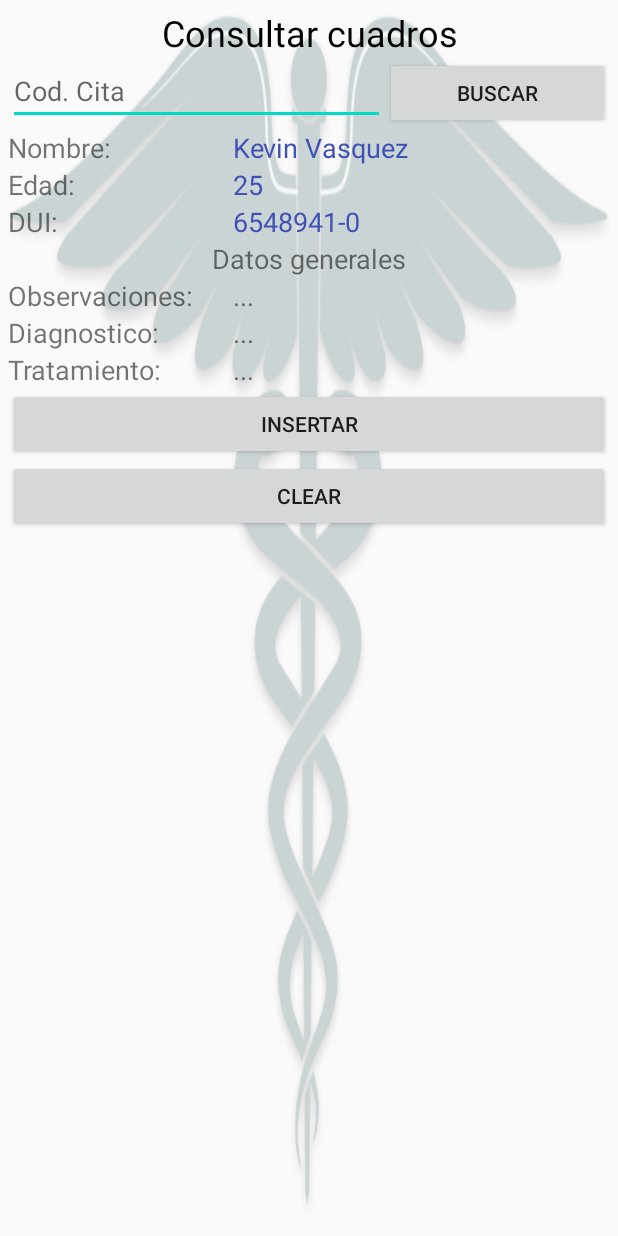
After one commit to AndresKenichi/PruebaNavegacion, an Android app: the fragment lbRealizarExamen shown on its own in the app's theme, on a phone screen of 412 x 824 dp. The commit adds this screen. Run offline under Robolectric (Android 15) with nearby library versions, the phone set to English and light mode, and no system bars.

Commit message:
Insertamos datos en algunas tablas

```diff
--- a/app/src/main/java/com/example/pruebanavegacion/MainActivity.java
+++ b/app/src/main/java/com/example/pruebanavegacion/MainActivity.java
@@ -43,19 +43,16 @@ public class MainActivity extends AppCompatActivity {
         Cursor l =  validacionPacientes();
         Cursor mm = validacionUsuarios();
 
-        insertarUsuario();
-        insertarLugares();
-        insertarPacientes();
-        insertarArea();
 
 
-        /*if(k.getCount()>0){
+
+        if(k.getCount()>0){
 
             Toast.makeText(this,"TENEMOS DATOS LUGARES",Toast.LENGTH_LONG).show();
 
         }else{
 
-
+            insertarLugares();
 
         }
 
@@ -65,6 +62,9 @@ public class MainActivity extends AppCompatActivity {
 
         }else{
 
+            insertarPacientes();
+            insertarCitaGeneral();
+
         }
 
         if(mm.getCount()>0){
@@ -72,7 +72,7 @@ public class MainActivity extends AppCompatActivity {
 
         }else{
 
-
+            insertarUsuario();
 
         }
         if(h.getCount()>0){
@@ -80,9 +80,11 @@ public class MainActivity extends AppCompatActivity {
 
         }else{
 
-            insertarUsuario();
 
-        }*/
+            insertarArea();
+            insertarConsultas();
+
+        }
 
 
         tvRegistrese.setOnClickListener(new View.OnClickListener() {
@@ -207,8 +209,8 @@ public class MainActivity extends AppCompatActivity {
     public void insertarUsuario(){
         helper.abrir();
         String comandoL="INSERT INTO "+Utilidades.Tabla_Usuario+"("+Utilidades.Campo_Nombre+","+Utilidades.Campo_Correo+" ,"+Utilidades.Campo_Clave+", "+Utilidades.Campo_Tipo_User+", "+Utilidades.Campo_Especialidad+","+Utilidades.Campo_Nit+", "+Utilidades.Campo_Dui+","+Utilidades.Campo_Telefono+","+Utilidades.Campo_Fecha_Nac+","+Utilidades.Campo_Direccion+","+Utilidades.Campo_Estado+" ) " +
-                "values('Douglas Calderon','douglas@gmail.com','123','Laboratorio','Especialidad A','5899998-8','05384522-7','2298-8270','16/05/1997','Santa Ana','1'),('Kevin Vazques','kevin@gmail.com','123','Archivo','Especialidad X','4899997-8','05374522-7','2298-8270','16/05/1997','Cuscatlan','1'),('Isabel Ceron','isa@gmail.com','123','Doctor','Especialidad X','4899997-8','05374522-7','2298-8270','16/05/1997','Cuscatlan','1')," +
-                "('Pascacio Calderon','pasca@gmail.com','123','Administrador','Especialidad A','5899998-8','05384522-7','2298-8270','16/05/1997','Santa Ana','1')";
+                "values('Douglas Calderon','douglas@gmail.com','123','Laboratorio','Cardiologo','5899998-8','05384522-7','2298-8270','16/05/1997','Santa Ana','1'),('Kevin Vazques','kevin@gmail.com','123','Archivo','Anesteciologo','4899997-8','05374522-7','2298-8270','16/05/1997','Cuscatlan','1'),('Isabel Ceron','isa@gmail.com','123','Doctor','Cirujano','4899997-8','05374522-7','2298-8270','16/05/1997','Cuscatlan','1')," +
+                "('Pascacio Calderon','pasca@gmail.com','123','Administrador','Anesteciologo','5899998-8','05384522-7','2298-8270','16/05/1997','Santa Ana','1')";
 
         helper.getWritableDatabase().execSQL(comandoL);
     }
@@ -235,6 +237,26 @@ public class MainActivity extends AppCompatActivity {
         helper.getWritableDatabase().execSQL(comandoL);
 
     }
+
+    public void insertarCitaGeneral(){
+        helper.abrir();
+        String comandoCG="INSERT INTO "+Utilidades.Tabla_Cita_General+"("+Utilidades.Campo_IdPaciente_G+","+Utilidades.Campo_IdUsuarios_G+", "+Utilidades.Campo_Fecha_G+", "+Utilidades.Campo_Hora_G+", "+Utilidades.Campo_Estado_G+" ) " +
+                "values('1','3','24/11/2020','14:00','1'),('2','3','24/11/2020','15:00','1'),('3','3','24/11/2020','16:00','1'),('4','3','24/11/2020','16:30','1')";
+        helper.getWritableDatabase().execSQL(comandoCG);
+
+    }
+
+    public void insertarConsultas(){
+        helper.abrir();
+        String comando="INSERT INTO "+Utilidades.Tabla_Consultas+"("+Utilidades.Campo_IdCitas+","+Utilidades.Campo_Presion+", "+Utilidades.Campo_Respiraciones+", "+Utilidades.Campo_Diagnostico+", "+Utilidades.Campo_idMedicamento+", "+Utilidades.Campo_Indicaciones+","+Utilidades.Campo_Fecha_Con+","+Utilidades.Campo_TratamientoC+" ) " +
+                "values('1','120','12','Presion y respiracion normal temperatura elevada','1','No realizar actividades fisicas exigentes','24/11/2020','Acetaminofen')," +
+                "('2','150','12','Presion elevada y temperatura elevada','1','Guardar reposo','24/11/2020','Vasotec')," +
+                "('3','120','12','Presion, respiracion y temperatura alta','1','Posible caso de dengue','24/11/2020','Acetaminofen')";
+
+        helper.getWritableDatabase().execSQL(comando);
+
+    }
+
     public Cursor validacionArea(){
 
         helper.abrir();
--- /dev/null
+++ b/app/src/main/java/com/example/pruebanavegacion/ui_Laboratorio/lbRealizarExamen.java
@@ -0,0 +1,221 @@
+package com.example.pruebanavegacion.ui_Laboratorio;
+
+import android.database.Cursor;
+import android.database.SQLException;
+import android.os.Bundle;
+import android.view.LayoutInflater;
+import android.view.View;
+import android.view.ViewGroup;
+import android.widget.Button;
+import android.widget.EditText;
+import android.widget.TextView;
+import android.widget.Toast;
+
+import androidx.annotation.NonNull;
+import androidx.annotation.Nullable;
+import androidx.fragment.app.Fragment;
+
+import com.example.pruebanavegacion.R;
+
+import BaseHospital.DatosConexion;
+import BaseHospital.Sqlite_Base;
+import Utilidades.Utilidades;
+
+/**
+ * A simple {@link Fragment} subclass.
+ * Use the {@link lbRealizarExamen#newInstance} factory method to
+ * create an instance of this fragment.
+ */
+public class lbRealizarExamen extends Fragment {
+
+  EditText edtNumCuadro;
+  TextView txtNombrePaciente,txtEdadPaciente,txtDuiPaciente,txtObservacionesP,txtDiagnosticoP,txtTratamientoP;
+  Button btnInsertarCuadros,btnBuscarCuadro,btnLimpiar;
+
+    // TODO: Rename parameter arguments, choose names that match
+    // the fragment initialization parameters, e.g. ARG_ITEM_NUMBER
+    private static final String ARG_PARAM1 = "param1";
+    private static final String ARG_PARAM2 = "param2";
+
+
+
+    // TODO: Rename and change types of parameters
+    private String mParam1;
+    private String mParam2;
+
+    public lbRealizarExamen() {
+        // Required empty public constructor
+    }
+
+    /**
+     * Use this factory method to create a new instance of
+     * this fragment using the provided parameters.
+     *
+     * @param param1 Parameter 1.
+     * @param param2 Parameter 2.
+     * @return A new instance of fragment lbCuadrosFragment.
+     */
+    // TODO: Rename and change types and number of parameters
+    public static lbRealizarExamen newInstance(String param1, String param2) {
+        lbRealizarExamen fragment = new lbRealizarExamen();
+        Bundle args = new Bundle();
+        args.putString(ARG_PARAM1, param1);
+        args.putString(ARG_PARAM2, param2);
+        fragment.setArguments(args);
+        return fragment;
+    }
+
+    @Override
+    public void onCreate(Bundle savedInstanceState) {
+        super.onCreate(savedInstanceState);
+        if (getArguments() != null) {
+            mParam1 = getArguments().getString(ARG_PARAM1);
+            mParam2 = getArguments().getString(ARG_PARAM2);
+        }
+    }
+
+    @Override
+    public View onCreateView(LayoutInflater inflater, ViewGroup container,
+                             Bundle savedInstanceState) {
+        // Inflate the layout for this fragment
+        return inflater.inflate(R.layout.lb_fragment_realizarexamen, container, false);
+    }
+
+    @Override
+    public void onViewCreated(@NonNull View view, @Nullable Bundle savedInstanceState) {
+        super.onViewCreated(view, savedInstanceState);
+
+
+
+        edtNumCuadro=view.findViewById(R.id.edtNumCuadro);
+        txtNombrePaciente=view.findViewById(R.id.txtNombrePaciente);
+        txtEdadPaciente=view.findViewById(R.id.txtEdadPaciente);
+        txtDuiPaciente=view.findViewById(R.id.txtDuiPaciente);
+        txtObservacionesP=view.findViewById(R.id.txtObservacionesP);
+        txtDiagnosticoP=view.findViewById(R.id.txtDiagnosticoP);
+        txtTratamientoP=view.findViewById(R.id.txtTratamientoP);
+        btnInsertarCuadros=view.findViewById(R.id.btnInsertarCuadros);
+        btnLimpiar=view.findViewById(R.id.btnLimpiar);
+        btnBuscarCuadro=view.findViewById(R.id.btnBuscarCuadro);
+
+        btnInsertarCuadros.setOnClickListener(new View.OnClickListener(){
+
+            @Override
+            public void onClick(View view) {
+
+              //Toast.makeText(getContext(),"Holiiii",Toast.LENGTH_SHORT).show();
+              InsertarCuadro();
+
+            }
+        });
+
+        btnBuscarCuadro.setOnClickListener(new View.OnClickListener(){
+
+            @Override
+            public void onClick(View view) {
+
+                edtNumCuadro.setError(null);
+                String numeroCuadro=edtNumCuadro.getText().toString().trim();
+                if(numeroCuadro.isEmpty()){
+                    //Primer error
+                    edtNumCuadro.setError("Deber ingresar No Cuadro");
+                    //Colocamos un focus
+                    edtNumCuadro.requestFocus();
+                    return;
+                }
+
+
+             Integer numeroC=Integer.parseInt(numeroCuadro);
+
+              try {
+             Cursor InfoConsulta= BuscarCuadronConsulta(numeroC);
+                if (InfoConsulta.getCount()>0){
+                   InfoConsulta.moveToFirst();
+                   String idCita=InfoConsulta.getString(0);
+                   String Fecha=InfoConsulta.getString(1);
+                   String Dui=InfoConsulta.getString(2);
+                   String indicaciones=InfoConsulta.getString(3);
+                   String Diagnostic=InfoConsulta.getString(4);
+                   String trata=InfoConsulta.getString(5);
+
+                   // Toast.makeText(getContext(),"hay existencias "+idCita,Toast.LENGTH_SHORT).show();
+                   txtNombrePaciente.setText(idCita);
+                   txtEdadPaciente.setText(Fecha);
+                   txtDuiPaciente.setText(Dui);
+                   txtObservacionesP.setText(indicaciones);
+                   txtDiagnosticoP.setText(Diagnostic);
+                   txtTratamientoP.setText(trata);
+
+
+                }else {
+                    Toast.makeText(getContext(),"No hay existencias",Toast.LENGTH_SHORT).show();
+                }
+
+                }
+                catch (SQLException e){
+                    e.printStackTrace();
+                }
+
+            }
+        });
+
+
+
+
+
+
+
+
+
+
+
+
+    }
+
+    public Cursor BuscarCuadronConsulta(Integer numero) throws SQLException {
+        Cursor cursorConsulta=null;
+
+        Sqlite_Base objCon=new Sqlite_Base(getContext(), DatosConexion.NOMBREBD,null,DatosConexion.VERSION);
+     //   cursorConsulta=objCon.getWritableDatabase().rawQuery("select * from "+ Utilidades.Tabla_Consultas+" where "+Utilidades.Campo_IdConsultas+" like "+numero+" ;",new String[]{});
+        cursorConsulta=objCon.getWritableDatabase().rawQuery("Select p.Nombre,p.Fecha,p.DUI, cn.Indicaciones,cn.Diagnostico,cn.Tratamiento from Pacientes p inner join Citas_Generales c on \n" +
+                "c.IdPaciente = p.IdPaciente inner join consultas cn on c.IdCita_G = cn.IdCita_G where cn.IdConsultas="+numero,new String[]{});
+        return  cursorConsulta;
+
+    }
+
+    private void InsertarCuadro() throws SQLException {
+
+        Sqlite_Base objCon=new Sqlite_Base(getContext(), DatosConexion.NOMBREBD,null,DatosConexion.VERSION);
+       objCon.abrir();
+
+        String comando="INSERT INTO "+Utilidades.Tabla_Consultas+"("+Utilidades.Campo_IdCitas+","+Utilidades.Campo_Presion+", "+Utilidades.Campo_Respiraciones+", "+Utilidades.Campo_Diagnostico+", "+Utilidades.Campo_idMedicamento+", "+Utilidades.Campo_Indicaciones+","+Utilidades.Campo_Fecha_Con+","+Utilidades.Campo_TratamientoC+" ) " +
+                "values('1','120','12','Presion y respiracion normal temperatura elevada','1','No realizar actividades fisicas exigentes','24/11/2020','Acetaminofen')";
+
+        objCon.getWritableDatabase().execSQL(comando);
+        Toast.makeText(getContext(),"Insert exitoso..",Toast.LENGTH_SHORT).show();
+        objCon.cerrar();
+
+        String comandoCG="INSERT INTO "+Utilidades.Tabla_Cita_General+"("+Utilidades.Campo_IdPaciente_G+","+Utilidades.Campo_IdUsuarios_G+", "+Utilidades.Campo_Fecha_G+", "+Utilidades.Campo_Hora_G+", "+Utilidades.Campo_Estado_G+" ) " +
+                "values('1','1','24/11/2020','14:00','1')";
+
+        objCon.getWritableDatabase().execSQL(comandoCG);
+        Toast.makeText(getContext(),"Insert exitoso..",Toast.LENGTH_SHORT).show();
+        objCon.cerrar();
+
+        String comandoP="INSERT INTO "+Utilidades.Tabla_Paciente+"("+Utilidades.Campo_Nombre_P+", "+Utilidades.Campo_Dui_P+", "+Utilidades.Campo_Nit_P+", "+Utilidades.Campo_Direccion_P+", "+Utilidades.Campo_Fecha_NacP+", "+Utilidades.Campo_Aseguradora+", "+Utilidades.Campo_Num_Afiliado+", "+Utilidades.Campo_Tipo_Sangre+", "+Utilidades.Campo_Peso+", "+Utilidades.Campo_Alergias+", "+Utilidades.Campo_Discapacidades+", "+Utilidades.Campo_Nombre_Emergencia+", "+Utilidades.Campo_Parentesco_Emergencia+", "+Utilidades.Campo_Telefono_Emergencia+" ) " +
+                "values('Cristian Nehemias','05384708-2','12555','San Salvador xxx','24/12/2000','Aseguradora x','22988245','Tipo A','75kg','No padece','No padece discapacidad','Juan Miguel','Padre','2498-0584')";
+
+        objCon.getWritableDatabase().execSQL(comandoP);
+        Toast.makeText(getContext(),"Insert exitoso..",Toast.LENGTH_SHORT).show();
+        objCon.cerrar();
+
+
+
+
+
+
+
+
+
+    }
+}
--- /dev/null
+++ b/app/src/main/res/layout/lb_fragment_realizarexamen.xml
@@ -0,0 +1,235 @@
+<?xml version="1.0" encoding="utf-8"?>
+<LinearLayout xmlns:android="http://schemas.android.com/apk/res/android"
+    xmlns:tools="http://schemas.android.com/tools"
+    android:layout_width="match_parent"
+    android:layout_height="match_parent"
+    android:orientation="vertical"
+    android:background="@drawable/logoshadow"
+    tools:context=".ui_Laboratorio.lbRealizarExamen">
+
+<ScrollView
+    android:layout_width="match_parent"
+    android:layout_height="wrap_content">
+
+    <LinearLayout
+        android:layout_width="match_parent"
+        android:layout_height="wrap_content"
+        android:orientation="vertical">
+
+        <LinearLayout
+            android:layout_width="match_parent"
+            android:layout_height="wrap_content"
+            android:orientation="vertical" >
+
+            <LinearLayout
+                android:layout_width="match_parent"
+                android:layout_height="match_parent"
+                android:layout_margin="5dp"
+                android:orientation="vertical">
+
+                <TextView
+                    android:id="@+id/textView41"
+                    android:layout_width="match_parent"
+                    android:layout_height="wrap_content"
+                    android:gravity="center"
+                    android:text="Consultar cuadros"
+                    android:textColor="#000"
+                    android:textSize="24sp" />
+
+                <LinearLayout
+                    android:layout_width="match_parent"
+                    android:layout_height="match_parent"
+                    android:orientation="horizontal">
+
+                    <EditText
+                        android:id="@+id/edtNumCuadro"
+                        android:layout_width="match_parent"
+                        android:layout_height="wrap_content"
+                        android:layout_weight="1"
+                        android:ems="10"
+                        android:hint="Cod. Cita"
+                        android:inputType="number" />
+
+                    <Button
+                        android:id="@+id/btnBuscarCuadro"
+                        android:layout_width="300dp"
+                        android:layout_height="wrap_content"
+                        android:layout_weight="1"
+                        android:text="buscar" />
+                </LinearLayout>
+
+                <LinearLayout
+                    android:layout_width="match_parent"
+                    android:layout_height="match_parent"
+                    android:orientation="horizontal">
+
+                    <TextView
+                        android:id="@+id/textView42"
+                        android:layout_width="300dp"
+                        android:layout_height="wrap_content"
+                        android:layout_weight="1"
+                        android:text="Nombre:"
+                        android:textSize="18sp" />
+
+                    <TextView
+                        android:id="@+id/txtNombrePaciente"
+                        android:layout_width="match_parent"
+                        android:layout_height="wrap_content"
+                        android:layout_weight="1"
+                        android:text="Kevin Vasquez"
+                        android:textColor="#3F51B5"
+                        android:textSize="18sp" />
+                </LinearLayout>
+
+                <LinearLayout
+                    android:layout_width="match_parent"
+                    android:layout_height="match_parent"
+                    android:orientation="horizontal">
+
+                    <TextView
+                        android:id="@+id/textView51"
+                        android:layout_width="300dp"
+                        android:layout_height="wrap_content"
+                        android:layout_weight="1"
+                        android:text="Edad:"
+                        android:textSize="18sp" />
+
+                    <TextView
+                        android:id="@+id/txtEdadPaciente"
+                        android:layout_width="match_parent"
+                        android:layout_height="wrap_content"
+                        android:layout_weight="1"
+                        android:text="25"
+                        android:textColor="#3F51B5"
+                        android:textSize="18sp" />
+                </LinearLayout>
+
+                <LinearLayout
+                    android:layout_width="match_parent"
+                    android:layout_height="match_parent"
+                    android:orientation="horizontal">
+
+                    <TextView
+                        android:id="@+id/textView55"
+                        android:layout_width="300dp"
+                        android:layout_height="wrap_content"
+                        android:layout_weight="1"
+                        android:text="DUI:"
+                        android:textSize="18sp" />
+
+                    <TextView
+                        android:id="@+id/txtDuiPaciente"
+                        android:layout_width="match_parent"
+                        android:layout_height="wrap_content"
+                        android:layout_weight="1"
+                        android:text="6548941-0"
+                        android:textColor="#3F51B5"
+                        android:textSize="18sp" />
+                </LinearLayout>
+
+                <TextView
+                    android:id="@+id/textView57"
+                    android:layout_width="match_parent"
+                    android:layout_height="wrap_content"
+                    android:gravity="center"
+                    android:text="Datos generales"
+                    android:textSize="18sp" />
+
+                <LinearLayout
+                    android:layout_width="match_parent"
+                    android:layout_height="match_parent"
+                    android:orientation="horizontal">
+
+                    <TextView
+                        android:id="@+id/textView58"
+                        android:layout_width="300dp"
+                        android:layout_height="wrap_content"
+                        android:layout_weight="1"
+                        android:text="Observaciones:"
+                        android:textSize="18sp" />
+
+                    <TextView
+                        android:id="@+id/txtObservacionesP"
+                        android:layout_width="match_parent"
+                        android:layout_height="wrap_content"
+                        android:layout_weight="1"
+                        android:text="..."
+                        android:textSize="18sp" />
+                </LinearLayout>
+
+                <LinearLayout
+                    android:layout_width="match_parent"
+                    android:layout_height="match_parent"
+                    android:orientation="horizontal">
+
+                    <TextView
+                        android:id="@+id/textView60"
+                        android:layout_width="300dp"
+                        android:layout_height="match_parent"
+                        android:layout_weight="1"
+                        android:text="Diagnostico:"
+                        android:textSize="18sp" />
+
+                    <TextView
+                        android:id="@+id/txtDiagnosticoP"
+                        android:layout_width="match_parent"
+                        android:layout_height="wrap_content"
+                        android:layout_weight="1"
+                        android:text="..."
+                        android:textSize="18sp" />
+                </LinearLayout>
+
+                <LinearLayout
+                    android:layout_width="match_parent"
+                    android:layout_height="match_parent"
+                    android:orientation="horizontal">
+
+                    <TextView
+                        android:id="@+id/textView62"
+                        android:layout_width="300dp"
+                        android:layout_height="wrap_content"
+                        android:layout_weight="1"
+                        android:text="Tratamiento:"
+                        android:textSize="18sp" />
+
+                    <TextView
+                        android:id="@+id/txtTratamientoP"
+                        android:layout_width="match_parent"
+                        android:layout_height="wrap_content"
+                        android:layout_weight="1"
+                        android:text="..."
+                        android:textSize="18sp" />
+                </LinearLayout>
+
+                <Button
+                    android:id="@+id/btnInsertarCuadros"
+                    android:layout_width="match_parent"
+                    android:layout_height="wrap_content"
+                    android:text="Insertar" />
+
+                <Button
+                    android:id="@+id/btnLimpiar"
+                    android:layout_width="match_parent"
+                    android:layout_height="wrap_content"
+                    android:text="clear" />
+
+            </LinearLayout>
+        </LinearLayout>
+
+
+
+
+
+
+
+
+    </LinearLayout>
+
+
+
+
+
+
+</ScrollView>
+
+</LinearLayout>
```
